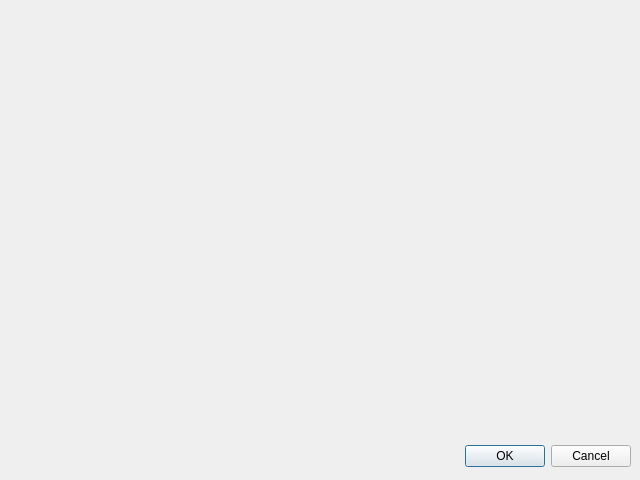
BGDNick/Optics, file makepicture.ui: the form before one commit.
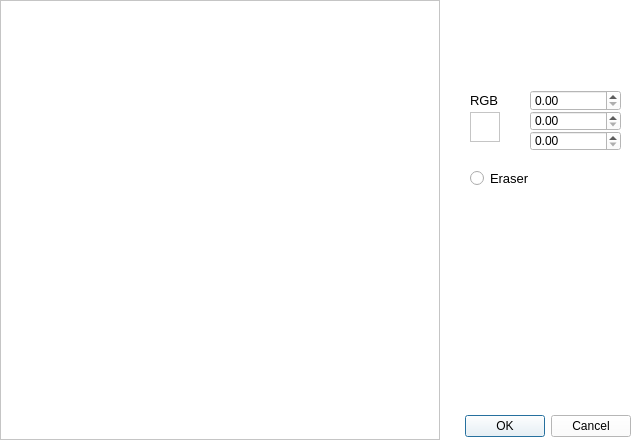
The form after the commit.

```diff
--- a/makepicture.ui
+++ b/makepicture.ui
@@ -6,17 +6,20 @@
     <x>0</x>
     <y>0</y>
     <width>640</width>
-    <height>480</height>
+    <height>440</height>
    </rect>
   </property>
   <property name="windowTitle">
    <string>Dialog</string>
   </property>
-  <widget name="buttonBox" class="QDialogButtonBox">
+  <property name="styleSheet">
+   <string notr="true">background-color: rgb(255,255,255)</string>
+  </property>
+  <widget class="QDialogButtonBox" name="buttonBox">
    <property name="geometry">
     <rect>
      <x>10</x>
-     <y>440</y>
+     <y>410</y>
      <width>621</width>
      <height>32</height>
     </rect>
@@ -28,6 +31,89 @@
     <set>QDialogButtonBox::Cancel|QDialogButtonBox::Ok</set>
    </property>
   </widget>
+  <widget class="QGraphicsView" name="graphicsViewPicture">
+   <property name="geometry">
+    <rect>
+     <x>0</x>
+     <y>0</y>
+     <width>440</width>
+     <height>440</height>
+    </rect>
+   </property>
+   <property name="mouseTracking">
+    <bool>true</bool>
+   </property>
+  </widget>
+  <widget class="QWidget" name="verticalLayoutWidget">
+   <property name="geometry">
+    <rect>
+     <x>530</x>
+     <y>90</y>
+     <width>91</width>
+     <height>61</height>
+    </rect>
+   </property>
+   <layout class="QVBoxLayout" name="verticalLayout">
+    <property name="spacing">
+     <number>0</number>
+    </property>
+    <item>
+     <widget class="QDoubleSpinBox" name="doubleSpinBoxR"/>
+    </item>
+    <item>
+     <widget class="QDoubleSpinBox" name="doubleSpinBoxB"/>
+    </item>
+    <item>
+     <widget class="QDoubleSpinBox" name="doubleSpinBoxG"/>
+    </item>
+   </layout>
+  </widget>
+  <widget class="QLabel" name="label">
+   <property name="geometry">
+    <rect>
+     <x>470</x>
+     <y>90</y>
+     <width>41</width>
+     <height>20</height>
+    </rect>
+   </property>
+   <property name="font">
+    <font>
+     <pointsize>10</pointsize>
+    </font>
+   </property>
+   <property name="text">
+    <string>RGB</string>
+   </property>
+  </widget>
+  <widget class="QGraphicsView" name="graphicsViewColor">
+   <property name="geometry">
+    <rect>
+     <x>470</x>
+     <y>112</y>
+     <width>30</width>
+     <height>30</height>
+    </rect>
+   </property>
+  </widget>
+  <widget class="QRadioButton" name="radioButton">
+   <property name="geometry">
+    <rect>
+     <x>470</x>
+     <y>170</y>
+     <width>82</width>
+     <height>17</height>
+    </rect>
+   </property>
+   <property name="font">
+    <font>
+     <pointsize>10</pointsize>
+    </font>
+   </property>
+   <property name="text">
+    <string>Eraser</string>
+   </property>
+  </widget>
  </widget>
  <resources/>
  <connections>
```
Left out of the diff: 3 changed lines with no effect on the pictures.
